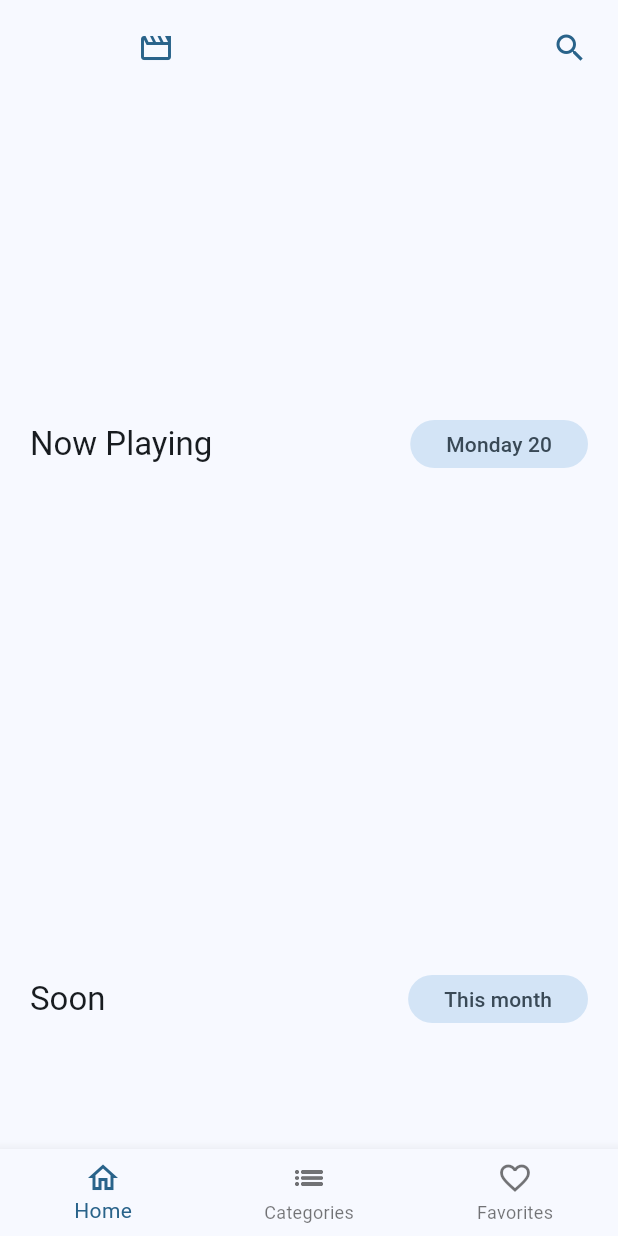
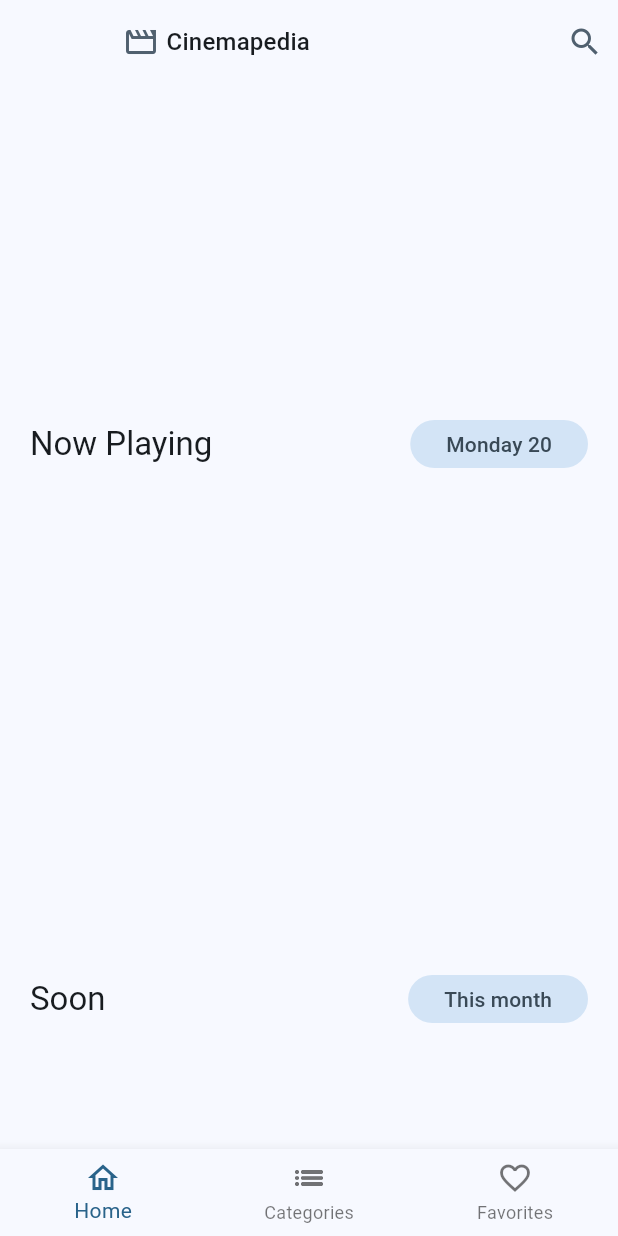
Before and after one commit to luislealdev/cinemapedia-flutter, a Flutter app: the screen it shows after launch, on a phone screen of 412 x 824 dp. Run offline on Flutter 3.47's test engine with Material 2 defaults, Android fonts, the phone set to English and light mode, and no system bars; drawn by our look-alikes of card_swiper; our stand-ins replace animate_do, dio, flutter_dotenv, flutter_riverpod, go_router; network calls fail.

Commit message:
Fix bug with custom appbar

```diff
--- a/lib/presentation/widgets/shared/custom_appbar.dart
+++ b/lib/presentation/widgets/shared/custom_appbar.dart
@@ -5,25 +5,20 @@ class CustomAppBar extends StatelessWidget {
 
   @override
   Widget build(BuildContext context) {
-    final color = Theme.of(context).colorScheme.primary;
+    final color = Theme.of(context).colorScheme.secondary;
+    final titleStyle = Theme.of(context).textTheme.titleMedium;
 
     return SafeArea(
+      bottom: false,
       child: Padding(
-        padding: const EdgeInsets.all(20),
+        padding: const EdgeInsets.symmetric(horizontal: 10),
         child: SizedBox(
           width: double.infinity,
           child: Row(
             children: [
               Icon(Icons.movie_outlined, color: color),
               const SizedBox(width: 5),
-              Text(
-                'Cinemapedia',
-                style: TextStyle(
-                  color: color,
-                  fontSize: 20,
-                  fontWeight: FontWeight.bold,
-                ),
-              ),
+              Text("Cinemapedia", style: titleStyle),
               const Spacer(),
               Icon(Icons.search, color: color),
             ],
```
